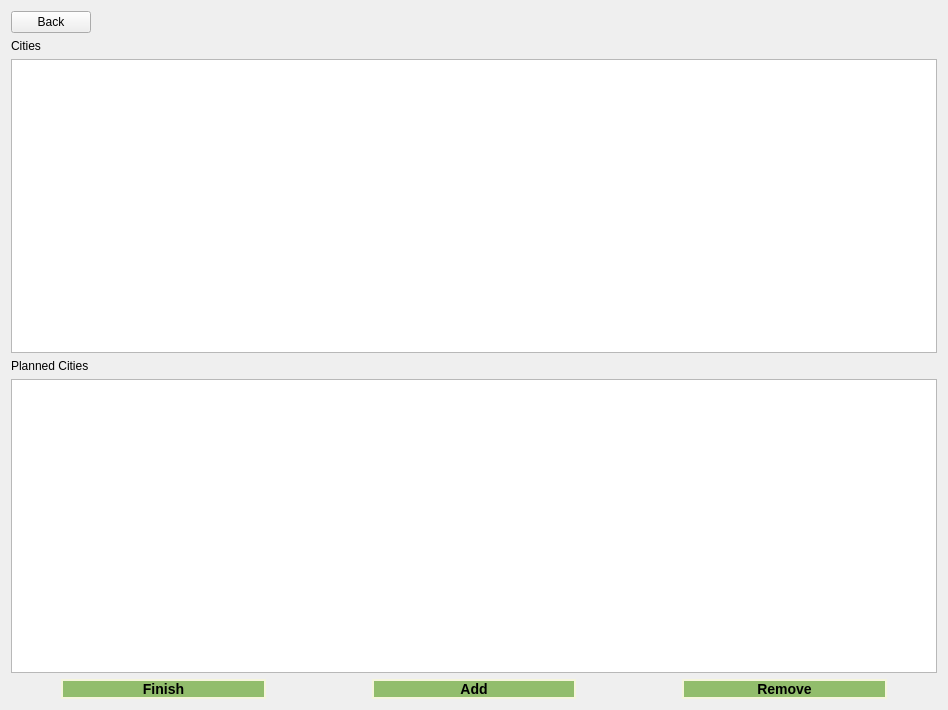
This is customtrippage.ui in The-afroman/CS1D-vacation-project as Qt 5 draws it before an edit. The edited form follows.
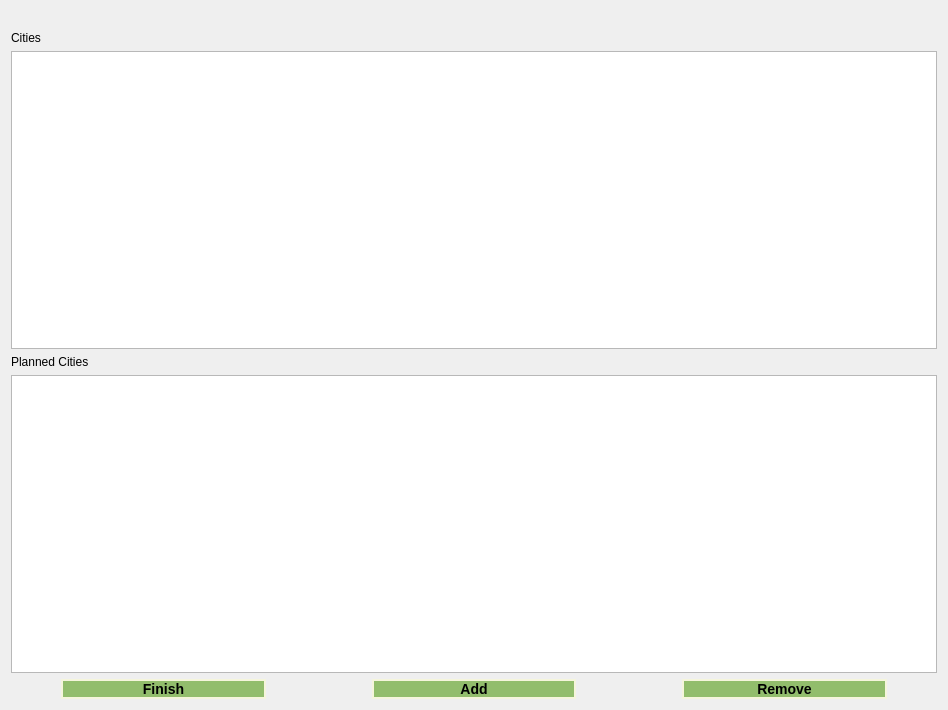
This is the edited form.

```diff
--- a/customtrippage.ui
+++ b/customtrippage.ui
@@ -13,6 +13,9 @@
   <property name="windowTitle">
    <string>Form</string>
   </property>
+  <property name="styleSheet">
+   <string notr="true">color: rgb(0, 0, 0);</string>
+  </property>
   <layout class="QGridLayout" name="gridLayout">
    <item row="3" column="0" colspan="3">
     <layout class="QVBoxLayout" name="verticalLayout">
@@ -134,19 +137,6 @@
    <item row="0" column="0" colspan="2">
     <layout class="QGridLayout" name="gridLayout_2">
      <item row="0" column="0">
-      <widget class="QPushButton" name="backBtn">
-       <property name="toolTip">
-        <string>&lt;html&gt;&lt;head/&gt;&lt;body&gt;&lt;p&gt;go to previous the page&lt;/p&gt;&lt;/body&gt;&lt;/html&gt;</string>
-       </property>
-       <property name="styleSheet">
-        <string notr="true">color: rgb(0, 0, 0);</string>
-       </property>
-       <property name="text">
-        <string>Back</string>
-       </property>
-      </widget>
-     </item>
-     <item row="0" column="1">
       <spacer name="horizontalSpacer">
        <property name="orientation">
         <enum>Qt::Horizontal</enum>
```
